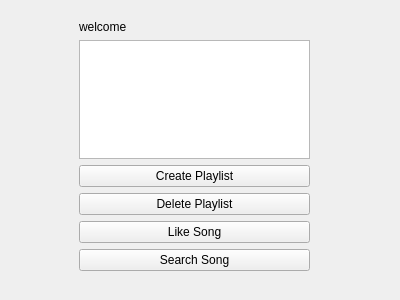
Above: UI/listenerwidget.ui from zmahdinezhad125-arch/Spotify_Music before the change. Below: the same form after it.
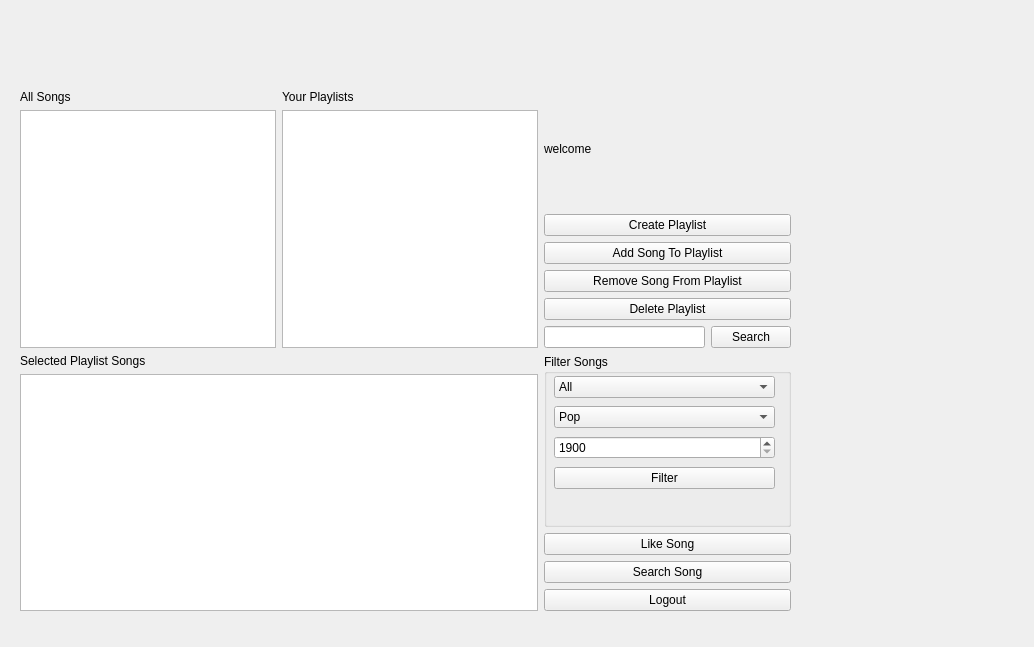
That is the form after the change.

Commit message: Add logout and basic exception handing

The edit to the form file:
```diff
--- a/UI/listenerwidget.ui
+++ b/UI/listenerwidget.ui
@@ -6,8 +6,8 @@
    <rect>
     <x>0</x>
     <y>0</y>
-    <width>400</width>
-    <height>300</height>
+    <width>1034</width>
+    <height>647</height>
    </rect>
   </property>
   <property name="windowTitle">
@@ -16,13 +16,15 @@
   <widget class="QWidget" name="verticalLayoutWidget">
    <property name="geometry">
     <rect>
-     <x>79</x>
-     <y>20</y>
-     <width>231</width>
-     <height>251</height>
+     <x>20</x>
+     <y>90</y>
+     <width>771</width>
+     <height>521</height>
     </rect>
    </property>
-   <layout class="QVBoxLayout" name="verticalLayout">
+   <layout class="QGridLayout" name="gridLayout">
+    <item row="2" column="1">
+     <layout class="QVBoxLayout" name="verticalLayout_3">
     <item>
      <widget class="QLabel" name="welcomeLabel">
       <property name="text">
@@ -30,9 +32,6 @@
       </property>
      </widget>
     </item>
-    <item>
-     <widget class="QListWidget" name="playlistsListWidget"/>
-    </item>
     <item>
      <widget class="QPushButton" name="createPlaylistButton">
       <property name="text">
@@ -40,6 +39,20 @@
       </property>
      </widget>
     </item>
+      <item>
+       <widget class="QPushButton" name="addSongToPlaylistButton">
+        <property name="text">
+         <string>Add Song To Playlist</string>
+        </property>
+       </widget>
+      </item>
+      <item>
+       <widget class="QPushButton" name="removeSongFromPlaylistButton">
+        <property name="text">
+         <string>Remove Song From Playlist</string>
+        </property>
+       </widget>
+      </item>
     <item>
      <widget class="QPushButton" name="deletePlaylistButton">
       <property name="text">
@@ -48,6 +61,166 @@
      </widget>
     </item>
     <item>
+       <layout class="QHBoxLayout" name="horizontalLayout_6">
+        <item>
+         <widget class="QLineEdit" name="searchLineEdit"/>
+        </item>
+        <item>
+         <widget class="QPushButton" name="searchButton">
+          <property name="text">
+           <string>Search</string>
+          </property>
+         </widget>
+        </item>
+       </layout>
+      </item>
+     </layout>
+    </item>
+    <item row="2" column="0">
+     <layout class="QHBoxLayout" name="horizontalLayout_3">
+      <item>
+       <layout class="QHBoxLayout" name="horizontalLayout_4">
+        <item>
+         <layout class="QVBoxLayout" name="verticalLayout_9">
+          <item>
+           <widget class="QLabel" name="label">
+            <property name="text">
+             <string>All Songs</string>
+            </property>
+           </widget>
+          </item>
+          <item>
+           <widget class="QListWidget" name="songsListWidget"/>
+          </item>
+         </layout>
+        </item>
+       </layout>
+      </item>
+      <item>
+       <layout class="QVBoxLayout" name="verticalLayout_10">
+        <item>
+         <widget class="QLabel" name="label_3">
+          <property name="text">
+           <string>Your Playlists</string>
+          </property>
+         </widget>
+        </item>
+        <item>
+         <widget class="QListWidget" name="playlistsListWidget"/>
+        </item>
+       </layout>
+      </item>
+     </layout>
+    </item>
+    <item row="6" column="0">
+     <layout class="QVBoxLayout" name="verticalLayout_11">
+      <item>
+       <widget class="QLabel" name="label_2">
+        <property name="text">
+         <string>Selected Playlist Songs</string>
+        </property>
+       </widget>
+      </item>
+      <item>
+       <widget class="QListWidget" name="playlistSongsListWidget"/>
+      </item>
+     </layout>
+    </item>
+    <item row="6" column="1">
+     <layout class="QVBoxLayout" name="verticalLayout">
+      <item>
+       <widget class="QGroupBox" name="filterGroupBox">
+        <property name="title">
+         <string>Filter Songs</string>
+        </property>
+        <widget class="QWidget" name="verticalLayoutWidget_6">
+         <property name="geometry">
+          <rect>
+           <x>10</x>
+           <y>20</y>
+           <width>221</width>
+           <height>121</height>
+          </rect>
+         </property>
+         <layout class="QVBoxLayout" name="verticalLayout_13">
+          <item>
+           <widget class="QComboBox" name="filterTypeComboBox">
+            <property name="currentText">
+             <string>All</string>
+            </property>
+            <item>
+             <property name="text">
+              <string>All</string>
+             </property>
+            </item>
+            <item>
+             <property name="text">
+              <string>Genre</string>
+             </property>
+            </item>
+            <item>
+             <property name="text">
+              <string>Year</string>
+             </property>
+            </item>
+           </widget>
+          </item>
+          <item>
+           <widget class="QComboBox" name="genreComboBox">
+            <item>
+             <property name="text">
+              <string>Pop</string>
+             </property>
+            </item>
+            <item>
+             <property name="text">
+              <string>Rock</string>
+             </property>
+            </item>
+            <item>
+             <property name="text">
+              <string>Classical</string>
+             </property>
+            </item>
+            <item>
+             <property name="text">
+              <string>Jazz</string>
+             </property>
+            </item>
+            <item>
+             <property name="text">
+              <string>Rap</string>
+             </property>
+            </item>
+            <item>
+             <property name="text">
+              <string>Traditional</string>
+             </property>
+            </item>
+           </widget>
+          </item>
+          <item>
+           <widget class="QSpinBox" name="yearSpinBox">
+            <property name="minimum">
+             <number>1900</number>
+            </property>
+            <property name="maximum">
+             <number>2026</number>
+            </property>
+           </widget>
+          </item>
+          <item>
+           <widget class="QPushButton" name="applyFilterButton">
+            <property name="text">
+             <string>Filter</string>
+            </property>
+           </widget>
+          </item>
+         </layout>
+        </widget>
+       </widget>
+      </item>
+      <item>
      <widget class="QPushButton" name="likeSongButton">
       <property name="text">
        <string>Like Song</string>
@@ -60,6 +233,15 @@
        <string>Search Song</string>
       </property>
      </widget>
+      </item>
+      <item>
+       <widget class="QPushButton" name="logoutButton">
+        <property name="text">
+         <string>Logout</string>
+        </property>
+       </widget>
+      </item>
+     </layout>
     </item>
    </layout>
   </widget>
```
Left out of the diff: 2 changed lines with no effect on the pictures. Lines whose indentation alone changed are shown as unchanged. The commit also changes 14 other files.
